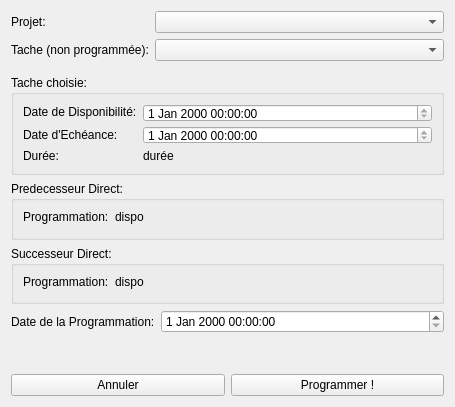
The window that Sandbox/programmationtache.ui (Stardust1002/Project_Calendar) describes before a commit, drawn with Qt 5.
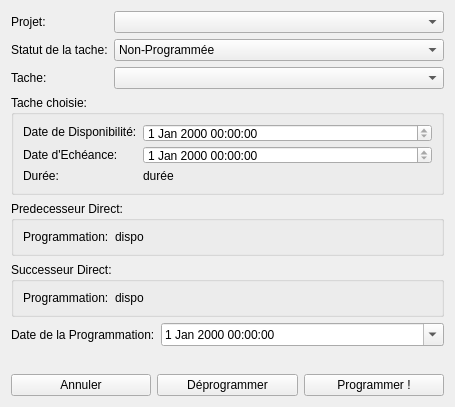
The same window after the commit.

Commit message:
A Few corrections + Calendar/Table/Event connected
To do:
- Weeks management in the main table

What changed in the file:
```diff
--- a/Sandbox/programmationtache.ui
+++ b/Sandbox/programmationtache.ui
@@ -13,8 +13,8 @@
   <property name="windowTitle">
    <string>Form</string>
   </property>
-  <layout class="QVBoxLayout" name="verticalLayout">
-   <item>
+  <layout class="QGridLayout" name="gridLayout">
+   <item row="0" column="0">
     <layout class="QFormLayout" name="formLayout">
      <item row="0" column="0">
       <widget class="QLabel" name="label_projj">
@@ -27,18 +27,39 @@
       <widget class="QComboBox" name="projet"/>
      </item>
      <item row="1" column="0">
-      <widget class="QLabel" name="label">
+      <widget class="QLabel" name="label_8">
        <property name="text">
-        <string>Tache (non programmée):</string>
+        <string>Statut de la tache:</string>
        </property>
       </widget>
      </item>
      <item row="1" column="1">
+      <widget class="QComboBox" name="statut">
+       <item>
+        <property name="text">
+         <string>Non-Programmée</string>
+        </property>
+       </item>
+       <item>
+        <property name="text">
+         <string>Programmée</string>
+        </property>
+       </item>
+      </widget>
+     </item>
+     <item row="2" column="0">
+      <widget class="QLabel" name="label">
+       <property name="text">
+        <string>Tache:</string>
+       </property>
+      </widget>
+     </item>
+     <item row="2" column="1">
       <widget class="QComboBox" name="tache"/>
      </item>
     </layout>
    </item>
-   <item>
+   <item row="1" column="0">
     <widget class="QGroupBox" name="groupBox">
      <property name="minimumSize">
       <size>
@@ -119,7 +140,7 @@
      </layout>
     </widget>
    </item>
-   <item>
+   <item row="2" column="0">
     <widget class="QGroupBox" name="groupBox_3">
      <property name="title">
       <string>Predecesseur Direct:</string>
@@ -142,7 +163,7 @@
      </layout>
     </widget>
    </item>
-   <item>
+   <item row="3" column="0">
     <widget class="QGroupBox" name="groupBox_2">
      <property name="title">
       <string>Successeur Direct:</string>
@@ -169,7 +190,7 @@
      <zorder>succ</zorder>
     </widget>
    </item>
-   <item>
+   <item row="4" column="0">
     <layout class="QFormLayout" name="formLayout_2">
      <item row="0" column="0">
       <widget class="QLabel" name="label_5">
@@ -179,11 +200,15 @@
       </widget>
      </item>
      <item row="0" column="1">
-      <widget class="QDateTimeEdit" name="programmation"/>
+      <widget class="QDateTimeEdit" name="programmation">
+       <property name="calendarPopup">
+        <bool>true</bool>
+       </property>
+      </widget>
      </item>
     </layout>
    </item>
-   <item>
+   <item row="5" column="0">
     <layout class="QHBoxLayout" name="horizontalLayout">
      <item>
       <widget class="QPushButton" name="annuler">
@@ -192,6 +217,13 @@
        </property>
       </widget>
      </item>
+     <item>
+      <widget class="QPushButton" name="deprog">
+       <property name="text">
+        <string>Déprogrammer</string>
+       </property>
+      </widget>
+     </item>
      <item>
       <widget class="QPushButton" name="programmer">
        <property name="text">
```
Left out of the diff: 16 changed lines with no effect on the pictures. The commit also changes 10 other files.
